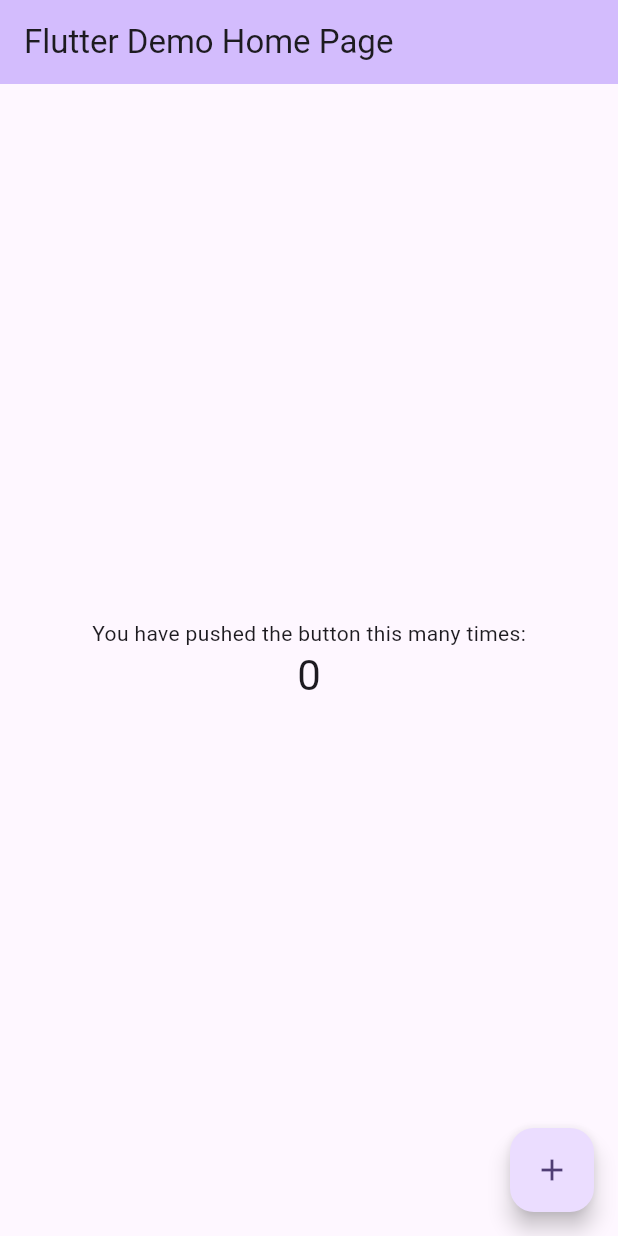
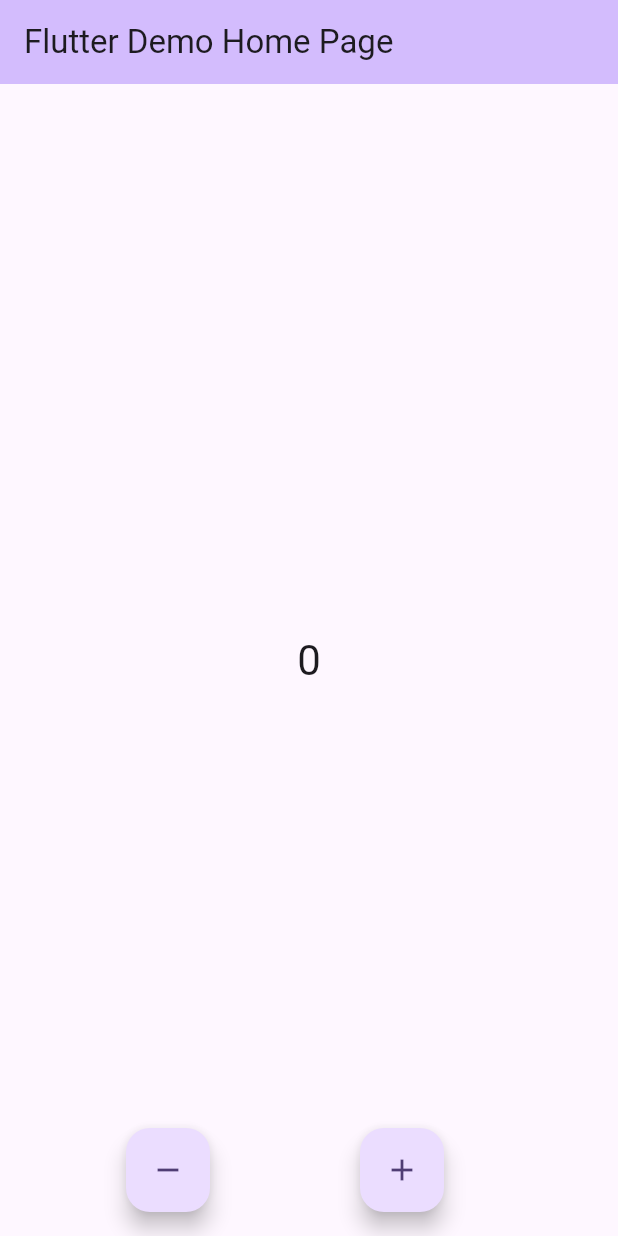
Before and after one commit to safvansafvan/mobxcounter, a Flutter app: the screen it shows after launch, on a phone screen of 412 x 824 dp. Run offline on Flutter 3.47's test engine with Material 3 defaults, Android fonts, the phone set to English and light mode, and no system bars; our stand-ins replace flutter_mobx, mobx; generated files the repository leaves out were written again.

```diff
--- a/lib/view/home.dart
+++ b/lib/view/home.dart
@@ -1,4 +1,6 @@
 import 'package:flutter/material.dart';
+import 'package:flutter_mobx/flutter_mobx.dart';
+import 'package:mobxwithcounter/controller/mobx.dart';
 
 class MyHomePage extends StatefulWidget {
   const MyHomePage({super.key, required this.title});
@@ -10,16 +12,10 @@ class MyHomePage extends StatefulWidget {
 }
 
 class _MyHomePageState extends State<MyHomePage> {
-  int _counter = 0;
-
-  void _incrementCounter() {
-    setState(() {
-      _counter++;
-    });
-  }
-
+  final bc = CountDown();
   @override
   Widget build(BuildContext context) {
+    return Observer(builder: (context) {
       return Scaffold(
         appBar: AppBar(
           backgroundColor: Theme.of(context).colorScheme.inversePrimary,
@@ -29,21 +25,33 @@ class _MyHomePageState extends State<MyHomePage> {
           child: Column(
             mainAxisAlignment: MainAxisAlignment.center,
             children: <Widget>[
-            const Text(
-              'You have pushed the button this many times:',
-            ),
               Text(
-              '$_counter',
+                '${bc.count}',
                 style: Theme.of(context).textTheme.headlineMedium,
               ),
             ],
           ),
         ),
-      floatingActionButton: FloatingActionButton(
-        onPressed: _incrementCounter,
+        floatingActionButton: Row(
+          mainAxisAlignment: MainAxisAlignment.spaceEvenly,
+          children: [
+            FloatingActionButton(
+              onPressed: () {
+                bc.decrement();
+              },
+              tooltip: 'decrement',
+              child: const Icon(Icons.remove),
+            ),
+            FloatingActionButton(
+              onPressed: () {
+                bc.increment();
+              },
               tooltip: 'Increment',
               child: const Icon(Icons.add),
             ),
+          ],
+        ),
       );
+    });
   }
 }
--- a/pubspec.yaml
+++ b/pubspec.yaml
@@ -11,11 +11,15 @@ dependencies:
     sdk: flutter
   cupertino_icons: ^1.0.2
   mobx: ^2.2.3
+  flutter_mobx: ^2.0.4
 
 dev_dependencies:
   flutter_test:
     sdk: flutter
   flutter_lints: ^2.0.0
+  build_runner: ^2.1.8
+  mobx_codegen: ^2.0.5+2
+
 
 flutter:
 
```
Also changed, not shown: lib/controller/mobx.dart (added, +20 -0 lines), lib/controller/mobx.g.dart (added), pubspec.lock. Lines whose indentation alone changed are shown as unchanged.
